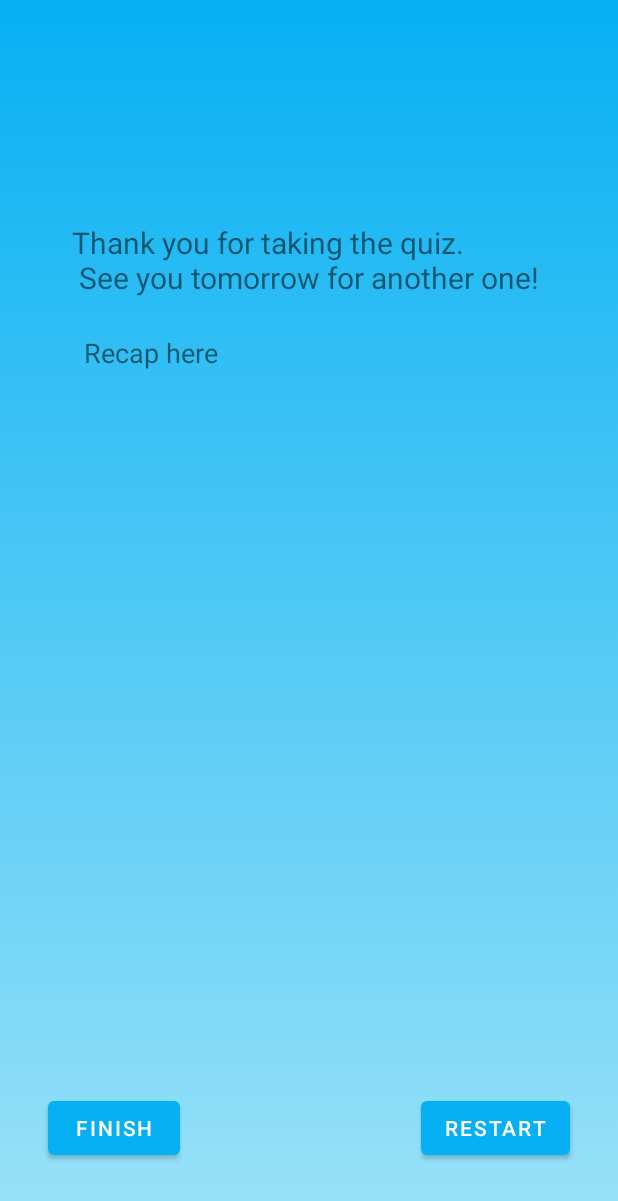
After one commit to The-Doctors-PM/project-m, an Android app: the layout activity_quiz_completed.xml on its own in the app's theme, with its tools: preview values and no code run, on a phone screen of 412 x 824 dp. The commit adds this screen. Shown: the top 1201 px of the screen. Run offline under Robolectric (Android 15) with nearby library versions, the phone set to English and light mode, and no system bars.

Commit message:
Global Variables data storing + QuizCompleted Activity + minor fixes

```diff
--- a/app/src/main/java/com/example/feelingfinder/Database/Database.java
+++ b/app/src/main/java/com/example/feelingfinder/Database/Database.java
@@ -97,5 +97,4 @@ public class Database {
         Database.wipeQuizAndQuestions();
     }
 
-
 }
--- a/app/src/main/java/com/example/feelingfinder/Quiz/EighthQuestionActivity.java
+++ b/app/src/main/java/com/example/feelingfinder/Quiz/EighthQuestionActivity.java
@@ -7,7 +7,9 @@ import android.widget.SeekBar;
 
 import androidx.appcompat.app.AppCompatActivity;
 
+import com.example.feelingfinder.Database.Question;
 import com.example.feelingfinder.R;
+import com.example.feelingfinder.Utility.QuizGlobalVariables;
 
 public class EighthQuestionActivity extends AppCompatActivity {
 
@@ -45,6 +47,8 @@ public class EighthQuestionActivity extends AppCompatActivity {
         backBtn8.setOnClickListener(v -> EighthQuestionActivity.this.onBackPressed());
 
         nextBtn8.setOnClickListener(v ->    {
+            System.out.println("Val: " + prog8);
+            QuizGlobalVariables.todaysQuestions.add(new Question("Stomach", prog8));
             Intent intent = new Intent(EighthQuestionActivity.this, NinthQuestionActivity.class);
             startActivity(intent);
         });
--- a/app/src/main/java/com/example/feelingfinder/Quiz/FifthQuestionActivity.java
+++ b/app/src/main/java/com/example/feelingfinder/Quiz/FifthQuestionActivity.java
@@ -7,7 +7,9 @@ import android.widget.SeekBar;
 
 import androidx.appcompat.app.AppCompatActivity;
 
+import com.example.feelingfinder.Database.Question;
 import com.example.feelingfinder.R;
+import com.example.feelingfinder.Utility.QuizGlobalVariables;
 
 public class FifthQuestionActivity extends AppCompatActivity {
 
@@ -45,6 +47,8 @@ public class FifthQuestionActivity extends AppCompatActivity {
         backBtn5.setOnClickListener(v -> FifthQuestionActivity.this.onBackPressed());
 
         nextBtn5.setOnClickListener(v ->    {
+            System.out.println("Val: " + prog5);
+            QuizGlobalVariables.todaysQuestions.add(new Question("AnxietyFrequency", prog5));
             Intent intent = new Intent(FifthQuestionActivity.this, SixthQuestionActivity.class);
             startActivity(intent);
         });
--- a/app/src/main/java/com/example/feelingfinder/Quiz/FourthQuestionActivity.java
+++ b/app/src/main/java/com/example/feelingfinder/Quiz/FourthQuestionActivity.java
@@ -10,8 +10,10 @@ import android.widget.Button;
 import android.widget.RadioButton;
 import android.widget.SeekBar;
 
+import com.example.feelingfinder.Database.Question;
 import com.example.feelingfinder.MainActivity;
 import com.example.feelingfinder.R;
+import com.example.feelingfinder.Utility.QuizGlobalVariables;
 
 public class FourthQuestionActivity extends AppCompatActivity {
 
@@ -50,9 +52,13 @@ public class FourthQuestionActivity extends AppCompatActivity {
 
         nextBtn4.setOnClickListener(v ->    {
             Intent intent;
+            System.out.println("Val: " + prog4);
+            QuizGlobalVariables.todaysQuestions.add(new Question("Anxiety", prog4));
             if(prog4 < 5){
+                QuizGlobalVariables.hadAnxiety = false;
                 intent = new Intent(FourthQuestionActivity.this, ThirdQuestionActivity.class);
             } else{
+                QuizGlobalVariables.hadAnxiety = true;
                 intent = new Intent(FourthQuestionActivity.this, FifthQuestionActivity.class);
             }
             startActivity(intent);
--- a/app/src/main/java/com/example/feelingfinder/Quiz/NinthQuestionActivity.java
+++ b/app/src/main/java/com/example/feelingfinder/Quiz/NinthQuestionActivity.java
@@ -8,8 +8,10 @@ import android.widget.Toast;
 
 import androidx.appcompat.app.AppCompatActivity;
 
+import com.example.feelingfinder.Database.Question;
 import com.example.feelingfinder.MainActivity;
 import com.example.feelingfinder.R;
+import com.example.feelingfinder.Utility.QuizGlobalVariables;
 
 import kotlin.random.Random;
 
@@ -77,7 +79,9 @@ public class NinthQuestionActivity extends AppCompatActivity {
         backBtn9.setOnClickListener(v -> NinthQuestionActivity.this.onBackPressed());
 
         nextBtn9.setOnClickListener(v ->    {
-            Intent intent = new Intent(NinthQuestionActivity.this, MainActivity.class);
+            System.out.println("Val: " + prog9);
+            QuizGlobalVariables.todaysQuestions.add(new Question("RightNow", prog9));
+            Intent intent = new Intent(NinthQuestionActivity.this, QuizCompletedActivity.class);
             startActivity(intent);
         });
     }
--- a/app/src/main/java/com/example/feelingfinder/Quiz/SeventhQuestionActivity.java
+++ b/app/src/main/java/com/example/feelingfinder/Quiz/SeventhQuestionActivity.java
@@ -7,7 +7,9 @@ import android.widget.SeekBar;
 
 import androidx.appcompat.app.AppCompatActivity;
 
+import com.example.feelingfinder.Database.Question;
 import com.example.feelingfinder.R;
+import com.example.feelingfinder.Utility.QuizGlobalVariables;
 
 public class SeventhQuestionActivity extends AppCompatActivity {
 
@@ -45,6 +47,8 @@ public class SeventhQuestionActivity extends AppCompatActivity {
         backBtn7.setOnClickListener(v -> SeventhQuestionActivity.this.onBackPressed());
 
         nextBtn7.setOnClickListener(v ->    {
+            System.out.println("Val: " + prog7);
+            QuizGlobalVariables.todaysQuestions.add(new Question("Heart", prog7));
             Intent intent = new Intent(SeventhQuestionActivity.this, EighthQuestionActivity.class);
             startActivity(intent);
         });
--- a/app/src/main/java/com/example/feelingfinder/Quiz/SixthQuestionActivity.java
+++ b/app/src/main/java/com/example/feelingfinder/Quiz/SixthQuestionActivity.java
@@ -7,7 +7,9 @@ import android.widget.SeekBar;
 
 import androidx.appcompat.app.AppCompatActivity;
 
+import com.example.feelingfinder.Database.Question;
 import com.example.feelingfinder.R;
+import com.example.feelingfinder.Utility.QuizGlobalVariables;
 
 public class SixthQuestionActivity extends AppCompatActivity {
 
@@ -45,6 +47,8 @@ public class SixthQuestionActivity extends AppCompatActivity {
         backBtn6.setOnClickListener(v -> SixthQuestionActivity.this.onBackPressed());
 
         nextBtn6.setOnClickListener(v ->{
+            System.out.println("Val: " + prog6);
+            QuizGlobalVariables.todaysQuestions.add(new Question("Breathing", prog6));
             Intent intent = new Intent(SixthQuestionActivity.this, SeventhQuestionActivity.class);
             startActivity(intent);
         });
--- /dev/null
+++ b/app/src/main/res/layout/activity_quiz_completed.xml
@@ -0,0 +1,51 @@
+<?xml version="1.0" encoding="utf-8"?>
+<androidx.constraintlayout.widget.ConstraintLayout xmlns:android="http://schemas.android.com/apk/res/android"
+    xmlns:app="http://schemas.android.com/apk/res-auto"
+    xmlns:tools="http://schemas.android.com/tools"
+    android:layout_width="match_parent"
+    android:layout_height="match_parent"
+    android:background="@drawable/blue_gradient"
+    tools:context=".Quiz.QuizCompletedActivity">
+
+    <TextView
+        android:id="@+id/thanks"
+        android:layout_width="wrap_content"
+        android:layout_height="wrap_content"
+        android:layout_marginStart="48dp"
+        android:layout_marginTop="148dp"
+        android:text="Thank you for taking the quiz.\n See you tomorrow for another one!"
+        android:textSize="20sp"
+        app:layout_constraintStart_toStartOf="parent"
+        app:layout_constraintTop_toTopOf="parent" />
+
+    <TextView
+        android:id="@+id/recapQuiz"
+        android:layout_width="wrap_content"
+        android:layout_height="wrap_content"
+        android:layout_marginStart="56dp"
+        android:layout_marginTop="24dp"
+        android:text="Recap here"
+        android:textSize="18sp"
+        app:layout_constraintStart_toStartOf="parent"
+        app:layout_constraintTop_toBottomOf="@+id/thanks" />
+
+    <Button
+        android:id="@+id/finishQuiz"
+        android:layout_width="wrap_content"
+        android:layout_height="wrap_content"
+        android:layout_marginStart="32dp"
+        android:layout_marginBottom="48dp"
+        android:text="Finish"
+        app:layout_constraintBottom_toBottomOf="parent"
+        app:layout_constraintStart_toStartOf="parent" />
+
+    <Button
+        android:id="@+id/restartQuiz"
+        android:layout_width="wrap_content"
+        android:layout_height="wrap_content"
+        android:layout_marginEnd="32dp"
+        android:layout_marginBottom="48dp"
+        android:text="Restart"
+        app:layout_constraintBottom_toBottomOf="parent"
+        app:layout_constraintEnd_toEndOf="parent" />
+</androidx.constraintlayout.widget.ConstraintLayout>
```
Also changed, not shown: app/src/main/AndroidManifest.xml (+7 -8 lines), app/src/main/java/com/example/feelingfinder/MainActivity.java (+8 -0 lines), app/src/main/java/com/example/feelingfinder/Quiz/FirstQuestionActivity.java (+17 -0 lines), app/src/main/java/com/example/feelingfinder/Quiz/MoodTrackerActivity.java (+5 -6 lines), app/src/main/java/com/example/feelingfinder/Quiz/QuizCompletedActivity.java (added, +58 -0 lines), app/src/main/java/com/example/feelingfinder/Quiz/SecondQuestionActivity.java (+10 -3 lines), app/src/main/java/com/example/feelingfinder/Quiz/ThirdQuestionActivity.java (+12 -5 lines), app/src/main/java/com/example/feelingfinder/Utility/QuizGlobalVariables.java (added, +23 -0 lines).
